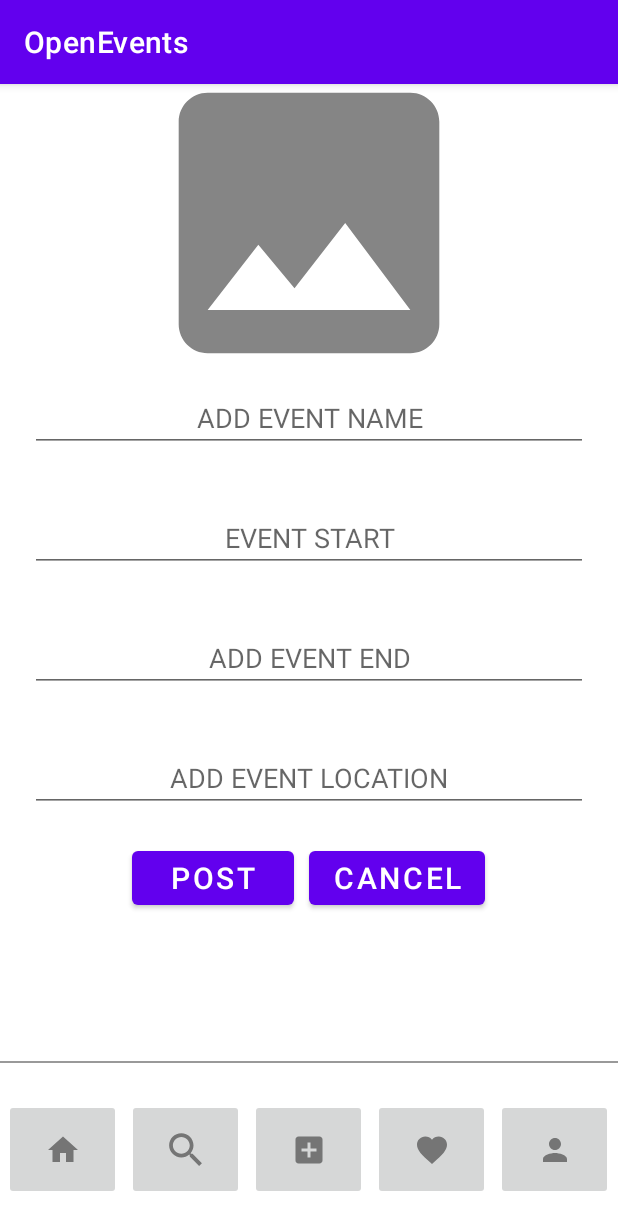
After one commit to bielcarpi/OpenEvents, an Android app: the fragment AddPostFragment placed in its activity, on a phone screen of 412 x 824 dp. The commit adds this screen. Shown: the top 1230 px of the screen. Run offline under Robolectric (Android 15) with nearby library versions, the phone set to English and light mode, and no system bars; our stand-ins replace Volley; network calls fail.

Commit message:
fragment_add_post implemented

```diff
--- a/app/src/main/java/com/grup8/OpenEvents/controller/activities/MainActivity.java
+++ b/app/src/main/java/com/grup8/OpenEvents/controller/activities/MainActivity.java
@@ -11,6 +11,7 @@ import android.widget.Button;
 import android.widget.ImageButton;
 
 import com.grup8.OpenEvents.R;
+import com.grup8.OpenEvents.controller.fragments.AddPostFragment;
 import com.grup8.OpenEvents.controller.fragments.Fragment1;
 import com.grup8.OpenEvents.controller.fragments.Fragment2;
 import com.grup8.OpenEvents.controller.fragments.FriendsFragment;
@@ -23,7 +24,7 @@ import com.grup8.OpenEvents.model.entities.User;
 
 public class MainActivity extends AppCompatActivity {
 
-    private ImageButton homeBtn, profileBtn, searchBtn, friendsBtn;
+    private ImageButton homeBtn, profileBtn, searchBtn, friendsBtn, addBtn;
     private FragmentManager fm;
 
     @Override
@@ -38,12 +39,14 @@ public class MainActivity extends AppCompatActivity {
         profileBtn = findViewById(R.id.fragemnt2);
         searchBtn = findViewById(R.id.search);
         friendsBtn = findViewById(R.id.friends);
+        addBtn = findViewById(R.id.add_event);
 
 
 
         homeBtn.setOnClickListener(view -> replaceFragment(new Fragment1()));
         searchBtn.setOnClickListener(view -> replaceFragment(new SearchFragment()));
         friendsBtn.setOnClickListener(view -> replaceFragment(new FriendsFragment()));
+        addBtn.setOnClickListener(view -> replaceFragment(new AddPostFragment()));
         profileBtn.setOnClickListener(view -> {
             User user  = UserModel.getInstance().getLoggedInUser();
 
--- /dev/null
+++ b/app/src/main/java/com/grup8/OpenEvents/controller/fragments/AddPostFragment.java
@@ -0,0 +1,20 @@
+package com.grup8.OpenEvents.controller.fragments;
+
+import android.os.Bundle;
+import android.view.LayoutInflater;
+import android.view.View;
+import android.view.ViewGroup;
+
+import androidx.fragment.app.Fragment;
+
+import com.grup8.OpenEvents.R;
+
+public class AddPostFragment extends Fragment {
+
+    @Override
+    public View onCreateView(LayoutInflater inflater, ViewGroup container,
+                             Bundle savedInstanceState) {
+        // Inflate the layout for this fragment
+        return inflater.inflate(R.layout.fragment_add_post, container, false);
+    }
+}
--- a/app/src/main/res/layout/activity_main.xml
+++ b/app/src/main/res/layout/activity_main.xml
@@ -13,6 +13,15 @@
         android:layout_width="match_parent"
         android:layout_height="0dp"
         android:layout_weight="17"/>
+
+    <LinearLayout
+        android:layout_width="match_parent"
+        android:layout_height="1dp"
+        android:orientation="horizontal"
+        android:background="#66000000"
+        android:gravity="center">
+
+    </LinearLayout>
 
     <LinearLayout
         android:layout_width="match_parent"
@@ -55,7 +64,7 @@
 
         <ImageButton
             android:id="@+id/fragemnt2"
-            android:layout_width="67dp"
+            android:layout_width="78dp"
             android:layout_height="67dp"
             android:layout_margin="2dp"
             android:src="@drawable/ic_person"
--- /dev/null
+++ b/app/src/main/res/layout/fragment_add_post.xml
@@ -0,0 +1,92 @@
+<?xml version="1.0" encoding="utf-8"?>
+<FrameLayout xmlns:android="http://schemas.android.com/apk/res/android"
+    xmlns:tools="http://schemas.android.com/tools"
+    android:layout_width="match_parent"
+    android:layout_height="match_parent">
+
+    <LinearLayout
+        android:layout_width="match_parent"
+        android:layout_height="match_parent"
+        android:orientation="vertical"
+        android:weightSum="10">
+
+        <LinearLayout
+            android:layout_width="match_parent"
+            android:layout_height="120dp"
+            android:layout_weight="4"
+            android:weightSum="10"
+            android:orientation="horizontal">
+
+            <ImageView
+                android:id="@+id/add_post"
+                android:layout_width="match_parent"
+                android:layout_height="match_parent"
+                android:src="@drawable/ic_eventimg" />
+
+        </LinearLayout>
+
+        <LinearLayout
+            android:layout_width="match_parent"
+            android:layout_height="wrap_content"
+            android:orientation="vertical">
+
+            <EditText
+                android:id="@+id/add_event_name"
+                android:layout_width="match_parent"
+                android:layout_height="40dp"
+                android:hint="@string/add_event_name"
+                android:layout_margin="20dp"
+                android:gravity="center" />
+
+            <EditText
+                android:id="@+id/add_event_start"
+                android:layout_width="match_parent"
+                android:layout_height="40dp"
+                android:layout_margin="20dp"
+                android:gravity="center"
+                android:hint="@string/add_event_start" />
+
+            <EditText
+                android:id="@+id/add_event_end"
+                android:layout_width="match_parent"
+                android:layout_height="40dp"
+                android:hint="@string/add_event_end"
+                android:layout_margin="20dp"
+                android:gravity="center" />
+
+            <EditText
+                android:id="@+id/add_event_location"
+                android:layout_width="match_parent"
+                android:layout_height="40dp"
+                android:hint="@string/add_event_location"
+                android:layout_margin="20dp"
+                android:gravity="center" />
+
+        </LinearLayout>
+
+    <LinearLayout
+        android:layout_width="match_parent"
+        android:layout_height="wrap_content"
+        android:gravity="center"
+        android:orientation="horizontal">
+
+        <Button
+            android:id="@+id/post_btn"
+            android:layout_width="108dp"
+            android:layout_height="wrap_content"
+            android:text="POST"
+            android:textSize="20dp" />
+
+        <Button
+            android:id="@+id/cancel_btn"
+            android:layout_width="wrap_content"
+            android:layout_height="wrap_content"
+            android:layout_marginStart="10dp"
+            android:text="CANCEL"
+            android:textSize="20dp" />
+
+    </LinearLayout>
+
+    </LinearLayout>
+
+</FrameLayout>
--- a/app/src/main/res/values/strings.xml
+++ b/app/src/main/res/values/strings.xml
@@ -71,5 +71,10 @@
     <string name="delete">DELETE</string>
     <string name="event_num">EVENT#1</string>
 
+    <string name="add_event_name">ADD EVENT NAME</string>
+    <string name="add_event_start">EVENT START</string>
+    <string name="add_event_end">ADD EVENT END</string>
+    <string name="add_event_location">ADD EVENT LOCATION</string>
+
 
 </resources>
```
